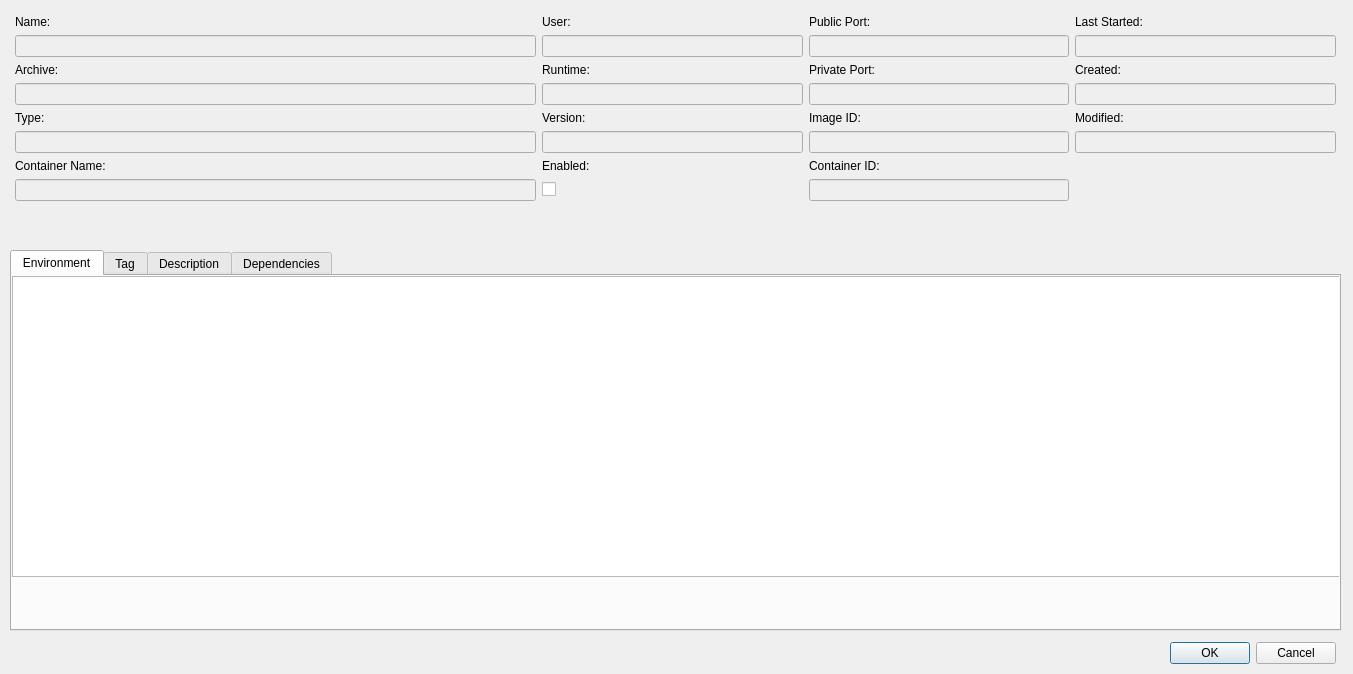
Old version of the form src/modules/application/ApplicationEditDialog.ui in the repository jensvogt/awsmock-qt-ui.
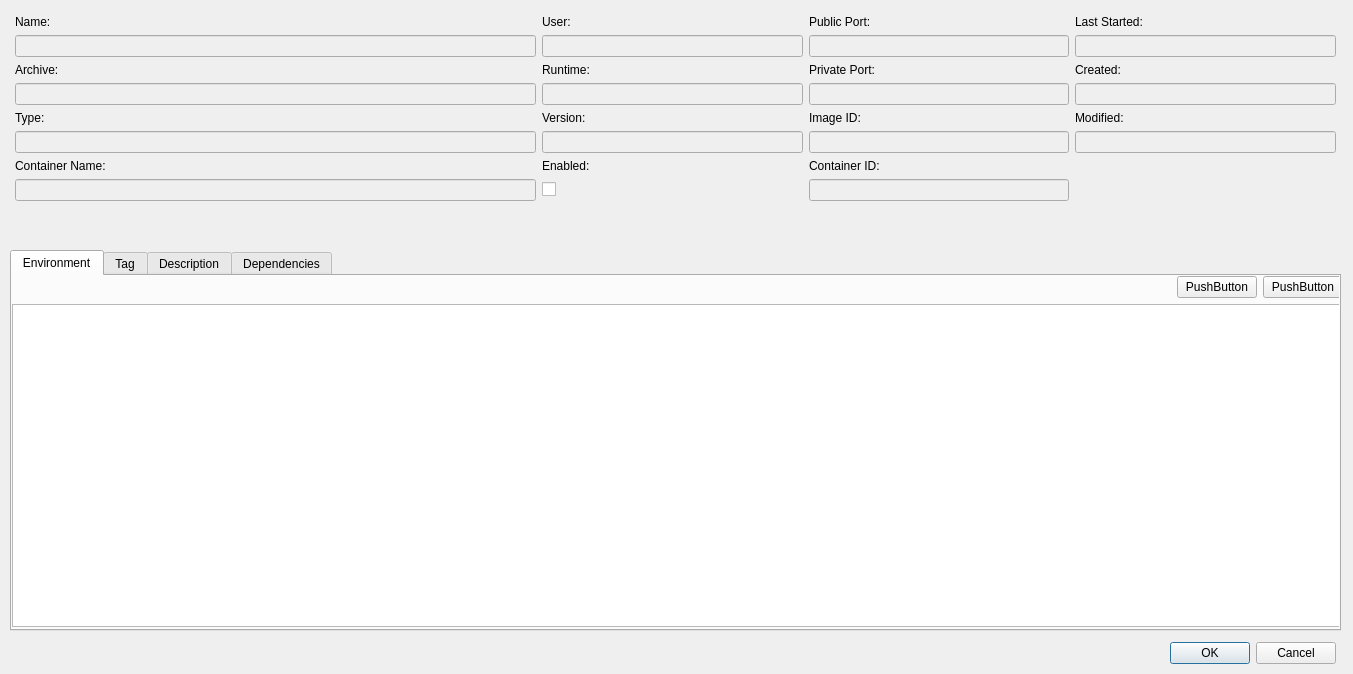
New version of the form. The open tabs and pages were chosen to show the change.

The edit to the form file:
```diff
--- a/src/modules/application/ApplicationEditDialog.ui
+++ b/src/modules/application/ApplicationEditDialog.ui
@@ -288,15 +288,66 @@
     <attribute name="title">
      <string>Environment</string>
     </attribute>
-    <widget class="QTableView" name="environmentTable">
+    <attribute name="toolTip">
+     <string>List of application environment variables.</string>
+    </attribute>
+    <widget class="QWidget" name="verticalLayoutWidget">
      <property name="geometry">
       <rect>
        <x>0</x>
        <y>0</y>
        <width>1331</width>
-       <height>301</height>
+       <height>351</height>
       </rect>
      </property>
+     <layout class="QVBoxLayout" name="verticalLayout">
+      <property name="leftMargin">
+       <number>0</number>
+      </property>
+      <property name="bottomMargin">
+       <number>0</number>
+      </property>
+      <item>
+       <layout class="QHBoxLayout" name="horizontalLayout">
+        <property name="leftMargin">
+         <number>0</number>
+        </property>
+        <property name="bottomMargin">
+         <number>0</number>
+        </property>
+        <item>
+         <spacer name="horizontalSpacer">
+          <property name="orientation">
+           <enum>Qt::Horizontal</enum>
+          </property>
+          <property name="sizeHint" stdset="0">
+           <size>
+            <width>40</width>
+            <height>20</height>
+           </size>
+          </property>
+         </spacer>
+        </item>
+        <item>
+         <widget class="QPushButton" name="envAddButton">
+          <property name="text">
+           <string>PushButton</string>
+          </property>
+         </widget>
+        </item>
+        <item>
+         <widget class="QPushButton" name="envRefreshButton">
+          <property name="text">
+           <string>PushButton</string>
+          </property>
+         </widget>
+        </item>
+       </layout>
+      </item>
+      <item>
+       <widget class="QTableWidget" name="envTable"/>
+      </item>
+     </layout>
     </widget>
    </widget>
    <widget class="QWidget" name="tagTab">
```
Left out of the diff: 2 changed lines with no effect on the pictures.
